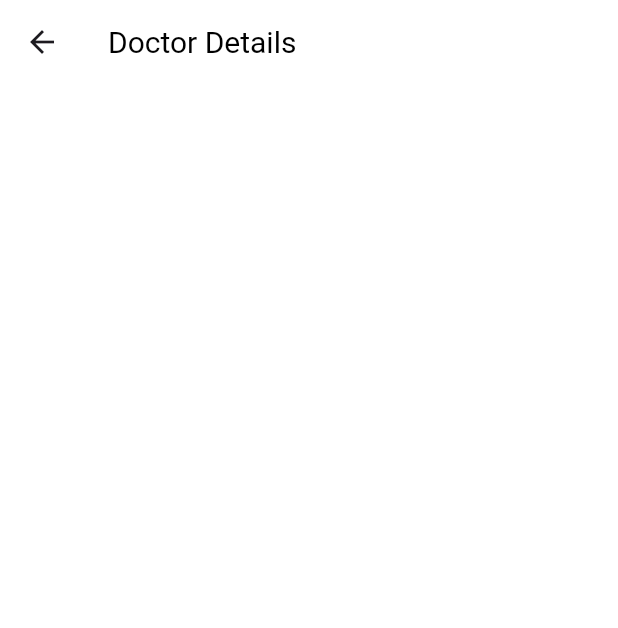
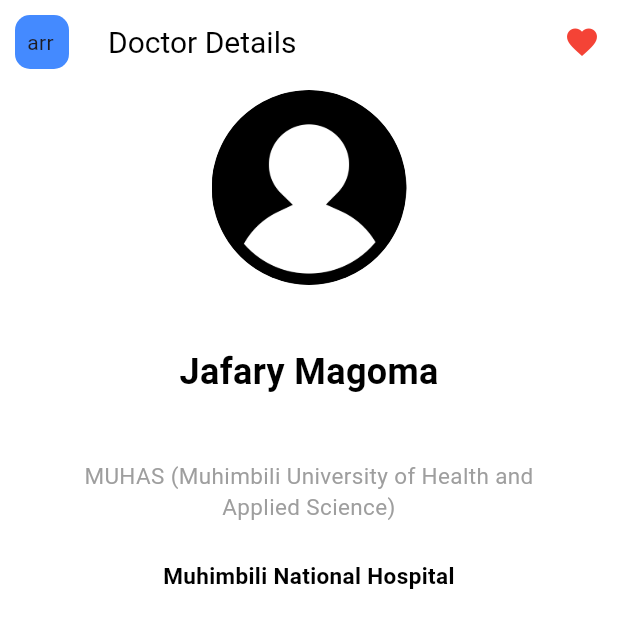
Before and after one commit to Pnoccio/doc_app, a Flutter app: the DoctorDetails screen opened directly, on a phone screen of 412 x 824 dp. Shown: the top 628 px of the screen. Run offline on Flutter 3.47's test engine with Material 3 defaults, Android fonts, the phone set to English and light mode, and no system bars; our stand-ins replace font_awesome_flutter.

Commit message:
doctor details page

```diff
--- /dev/null
+++ b/lib/components/about_doctor.dart
@@ -0,0 +1,60 @@
+import 'package:flutter/material.dart';
+
+import '../utils/config.dart';
+
+class AboutDoctor extends StatelessWidget {
+  const AboutDoctor({super.key});
+
+  @override
+  Widget build(BuildContext context) {
+    Config().init(context);
+    return Container(
+      width: double.infinity,
+      child: Column(
+        children: <Widget>[
+          const CircleAvatar(
+            radius: 65.0,
+            backgroundImage: AssetImage('assets/images/profile.png'),
+            backgroundColor: Colors.white,
+          ),
+          Config.spaceMedium,
+          const Text(
+            'Jafary Magoma',
+            style: TextStyle(
+              color: Colors.black,
+              fontSize: 24.0,
+              fontWeight: FontWeight.bold
+            ),
+          ),
+          Config.spaceMedium,
+          SizedBox(
+            width: Config.widthSize * 0.75,
+            child: const Text(
+              'MUHAS (Muhimbili University of Health and Applied Science)',
+              style: TextStyle(
+                color: Colors.grey,
+                fontSize: 15.0,
+              ),
+              softWrap: true,
+              textAlign: TextAlign.center,
+            ),
+          ),
+          Config.spaceSmall,
+          SizedBox(
+            width: Config.widthSize * 0.75,
+            child: const Text(
+              'Muhimbili National Hospital',
+              style: TextStyle(
+                color:  Colors.black,
+                fontWeight: FontWeight.bold,
+                fontSize: 15.0,
+              ),
+              softWrap: true,
+              textAlign: TextAlign.center,
+            ),
+          ),
+        ],
+      ),
+    );
+  }
+}
--- a/lib/components/doctor_card.dart
+++ b/lib/components/doctor_card.dart
@@ -2,16 +2,13 @@ import 'package:flutter/material.dart';
 
 import '../utils/config.dart';
 
-class DoctorCard extends StatefulWidget{
-  const DoctorCard({Key? key}) : super(key: key);
+class DoctorCard extends StatelessWidget {
+  const DoctorCard({Key? key, required this.route}) : super(key: key);
+
+  final String route;
 
   @override
-  State<DoctorCard> createState() => _DoctorCardState();
-}
-
-class _DoctorCardState extends State<DoctorCard>{
-  @override
-  Widget build(BuildContext context){
+  Widget build(BuildContext context) {
     return Container(
       padding: const EdgeInsets.symmetric(
         horizontal: 10,
@@ -39,22 +36,34 @@ class _DoctorCardState extends State<DoctorCard>{
                     Text(
                       'Dental',
                       style: TextStyle(
-                          fontSize: 14,
-                          fontWeight: FontWeight.normal,
+                        fontSize: 14,
+                        fontWeight: FontWeight.normal,
                       ),
                     ),
                     Spacer(),
                     Row(
                       mainAxisAlignment: MainAxisAlignment.start,
                       children: <Widget>[
-                        Icon(Icons.star_border, color: Colors.yellow, size: 16,),
-                        Spacer(flex: 1,),
+                        Icon(
+                          Icons.star_border,
+                          color: Colors.yellow,
+                          size: 16,
+                        ),
+                        Spacer(
+                          flex: 1,
+                        ),
                         Text('4.5'),
-                        Spacer(flex: 1,),
+                        Spacer(
+                          flex: 1,
+                        ),
                         Text('Reviews'),
-                        Spacer(flex: 1,),
+                        Spacer(
+                          flex: 1,
+                        ),
                         Text('(20)'),
-                        Spacer(flex: 7,),
+                        Spacer(
+                          flex: 7,
+                        ),
                       ],
                     )
                   ],
@@ -63,7 +72,9 @@ class _DoctorCardState extends State<DoctorCard>{
             ],
           ),
         ),
-        onTap: () {},
+        onTap: () {
+          Navigator.of(context).pushNamed(route);
+        },
       ),
     );
   }
--- a/lib/main.dart
+++ b/lib/main.dart
@@ -1,4 +1,5 @@
 import 'package:doc_app/screens/auth_page.dart';
+import 'package:doc_app/screens/doctor_details.dart';
 import 'package:doc_app/utils/config.dart';
 import 'package:flutter/material.dart';
 
@@ -44,6 +45,7 @@ class MyApp extends StatelessWidget {
       routes: {
         '/':(context) => const AuthPage(),
         'main': (context) => const MainLayout(),
+        'doctor_details': (context) => const DoctorDetails(),
       },
     );
   }
--- a/lib/screens/doctor_details.dart
+++ b/lib/screens/doctor_details.dart
@@ -1,5 +1,12 @@
+// ignore_for_file: sized_box_for_whitespace
+
 import 'package:doc_app/components/custom_app_bar.dart';
+import 'package:doc_app/utils/config.dart';
 import 'package:flutter/material.dart';
+import 'package:font_awesome_flutter/font_awesome_flutter.dart';
+
+import '../components/about_doctor.dart';
+// import 'package:font_awesome_flutter/font_awesome_flutter.dart';
 
 class DoctorDetails extends StatefulWidget {
   const DoctorDetails({super.key});
@@ -12,10 +19,30 @@ class _DoctorDetailsState extends State<DoctorDetails> {
   bool isFav = false;
   @override
   Widget build(BuildContext context) {
-    return const Scaffold(
+    return Scaffold(
       appBar: CustomAppBar(
         appTitle: 'Doctor Details',
-        // icon: FaIcon(Icons.arrow_back_ios),
+        icon: 'arrow_back_ios',
+        actions: [
+          IconButton(
+            onPressed: () {
+              setState(() {
+                isFav = !isFav;
+              });
+            },
+            icon: FaIcon(
+              isFav ? Icons.favorite_rounded : Icons.favorite_outlined,
+              color: Colors.red,
+            ),
+          ),
+        ],
+      ),
+      body: const SafeArea(
+        child: Column(
+          children: <Widget>[
+            AboutDoctor(),
+          ],
+        ),
       ),
     );
   }
--- a/lib/screens/home_page.dart
+++ b/lib/screens/home_page.dart
@@ -54,15 +54,14 @@ class _HomePageState extends State<HomePage> {
                   children: <Widget>[
                     Text(
                       'Atufi Gege',
-                      style: TextStyle(
-                        fontSize: 23,
-                        fontWeight: FontWeight.bold
-                      ),
+                      style:
+                          TextStyle(fontSize: 23, fontWeight: FontWeight.bold),
                     ),
                     SizedBox(
                       child: CircleAvatar(
                         radius: 30,
-                        backgroundImage: AssetImage('assets/images/profile.png'),
+                        backgroundImage:
+                            AssetImage('assets/images/profile.png'),
                       ),
                     ),
                   ],
@@ -70,17 +69,15 @@ class _HomePageState extends State<HomePage> {
                 Config.spaceSmall,
                 const Text(
                   'Category',
-                  style: TextStyle(
-                    fontSize: 16,
-                    fontWeight: FontWeight.bold
-                  ),
+                  style: TextStyle(fontSize: 16, fontWeight: FontWeight.bold),
                 ),
                 Config.spaceSmall,
                 SizedBox(
                   height: Config.heightSize * 0.05,
                   child: ListView(
                     scrollDirection: Axis.horizontal,
-                    children: List<Widget>.generate(medCategory.length, (index) {
+                    children:
+                        List<Widget>.generate(medCategory.length, (index) {
                       return Card(
                         margin: const EdgeInsets.only(right: 20),
                         color: Config.primaryColor,
@@ -92,8 +89,9 @@ class _HomePageState extends State<HomePage> {
                           child: Row(
                             mainAxisAlignment: MainAxisAlignment.spaceAround,
                             children: <Widget>[
-                              FaIcon(medCategory[index]['icon'],
-                              color: Colors.white,
+                              FaIcon(
+                                medCategory[index]['icon'],
+                                color: Colors.white,
                               ),
                               const SizedBox(
                                 width: 20,
@@ -115,24 +113,23 @@ class _HomePageState extends State<HomePage> {
                 Config.spaceSmall,
                 const Text(
                   'Appointment today',
-                  style: TextStyle(
-                      fontSize: 16,
-                      fontWeight: FontWeight.bold
-                  ),
+                  style: TextStyle(fontSize: 16, fontWeight: FontWeight.bold),
                 ),
                 Config.spaceSmall,
                 const AppointmentCard(),
                 Config.spaceSmall,
                 const Text(
                   'Top Doctors',
-                  style: TextStyle(
-                      fontSize: 16,
-                      fontWeight: FontWeight.bold
-                  ),
+                  style: TextStyle(fontSize: 16, fontWeight: FontWeight.bold),
                 ),
                 Config.spaceSmall,
                 Column(
-                  children: List.generate(10, (index) => const DoctorCard()),
+                  children: List.generate(
+                    10,
+                    (index) => const DoctorCard(
+                      route: "doctor_details",
+                    ),
+                  ),
                 )
               ],
             ),
--- a/lib/utils/config.dart
+++ b/lib/utils/config.dart
@@ -47,5 +47,5 @@ class Config{
     ),
   );
 
-  static const primaryColor = Colors.greenAccent;
+  static const primaryColor = Colors.blueAccent;
 }
```
